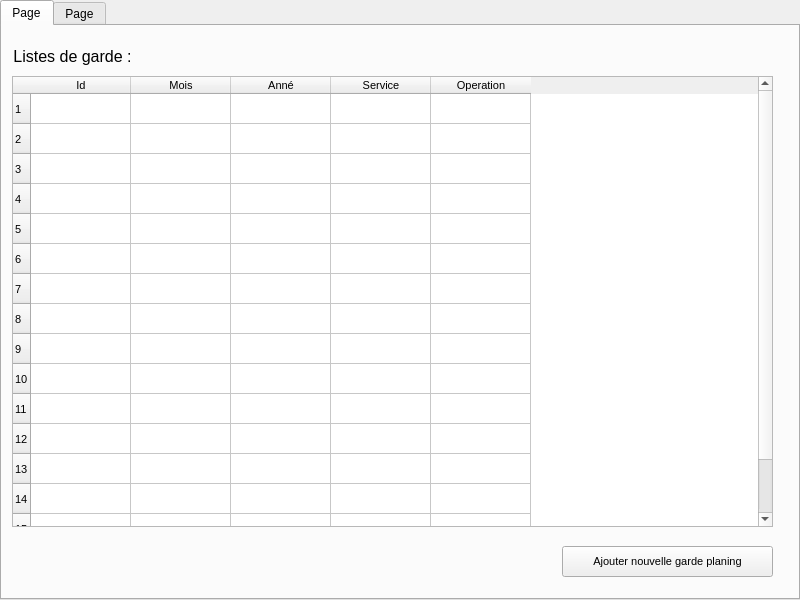
Before: the Qt Designer form ui/urgence.ui in otmanLAHRECHE/EPSP_Garde_Project, drawn with Qt 5.
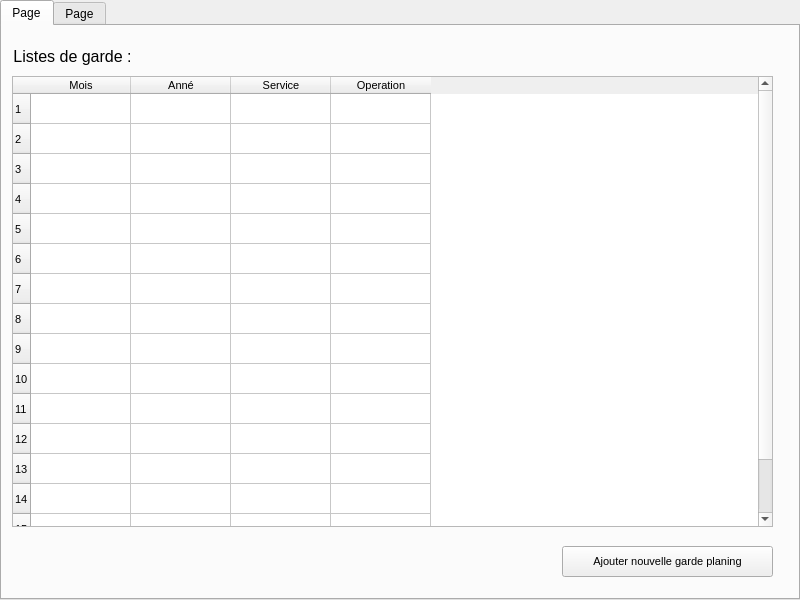
After: the same form once the commit is applied. Icons and pictures are not drawn.

The edit to the form file:
```diff
--- a/ui/urgence.ui
+++ b/ui/urgence.ui
@@ -199,31 +199,43 @@
         <string>16</string>
        </property>
       </row>
-      <column>
-       <property name="text">
-        <string>Id</string>
-       </property>
-      </column>
       <column>
        <property name="text">
         <string>Mois</string>
        </property>
+       <property name="textAlignment">
+        <set>AlignCenter</set>
+       </property>
       </column>
       <column>
        <property name="text">
         <string>Anné</string>
        </property>
+       <property name="textAlignment">
+        <set>AlignCenter</set>
+       </property>
       </column>
       <column>
        <property name="text">
         <string>Service</string>
        </property>
+       <property name="textAlignment">
+        <set>AlignCenter</set>
+       </property>
       </column>
       <column>
        <property name="text">
         <string>Operation</string>
        </property>
       </column>
+      <item row="0" column="0">
+       <property name="text">
+        <string/>
+       </property>
+       <property name="textAlignment">
+        <set>AlignCenter</set>
+       </property>
+      </item>
      </widget>
      <widget class="QPushButton" name="pushButton_4">
       <property name="geometry">
```
